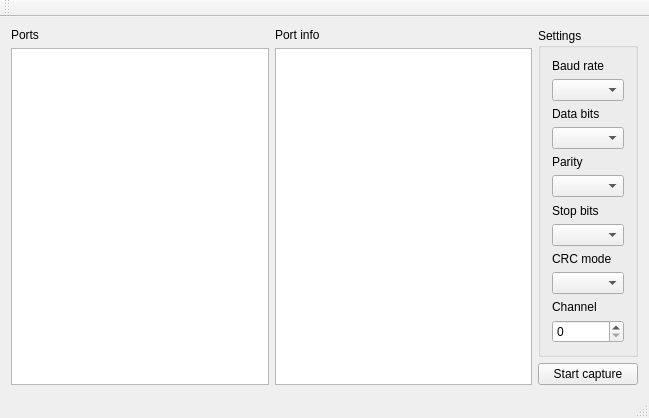
The window that mainwindow.ui (Amagor/wsnsim-sniffer) describes before a commit, drawn with Qt 5.
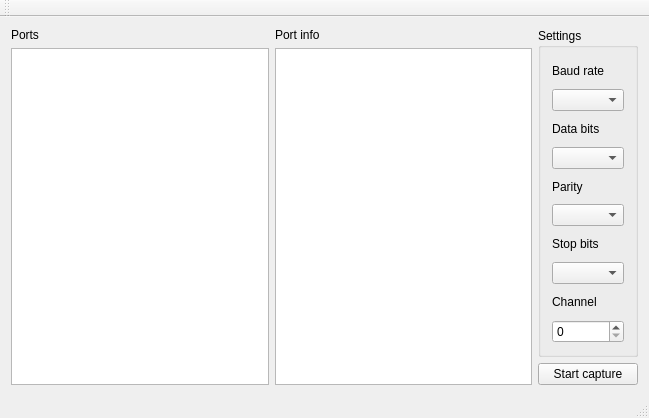
The same window after the commit.

```diff
--- a/mainwindow.ui
+++ b/mainwindow.ui
@@ -91,16 +91,6 @@
          <item>
           <widget class="QComboBox" name="stopBitsBox"/>
          </item>
-         <item>
-          <widget class="QLabel" name="label_8">
-           <property name="text">
-            <string>CRC mode</string>
-           </property>
-          </widget>
-         </item>
-         <item>
-          <widget class="QComboBox" name="crcModeBox"/>
-         </item>
          <item>
           <widget class="QLabel" name="label_7">
            <property name="text">
```
Left out of the diff: 2 changed lines with no effect on the pictures.
